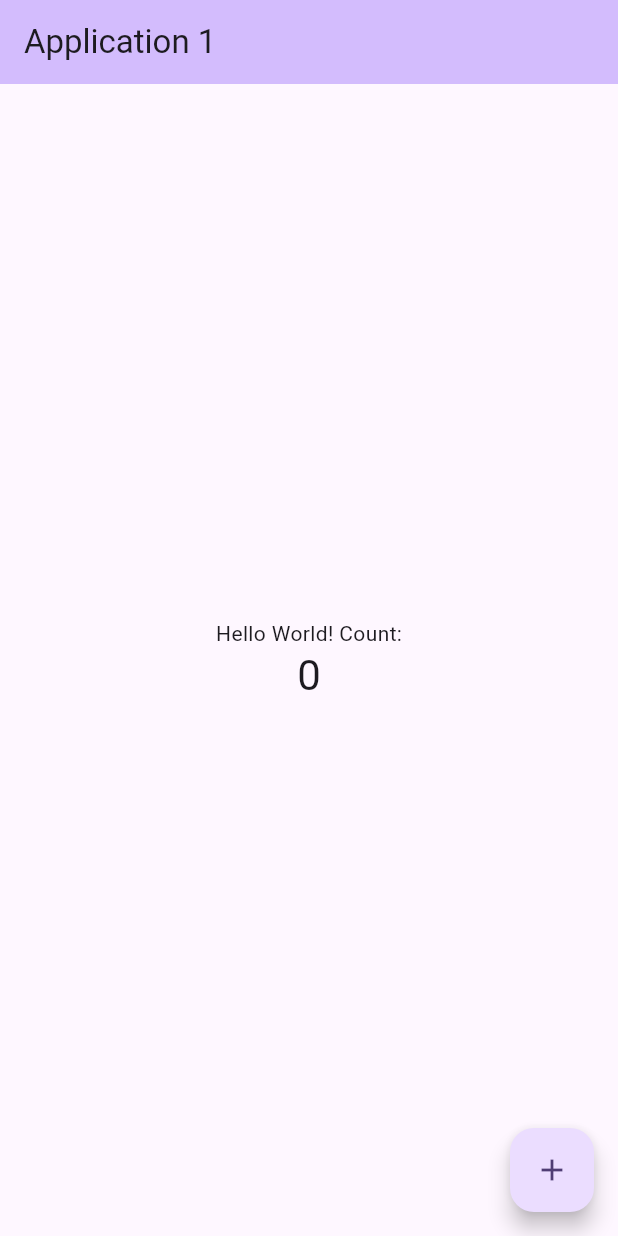
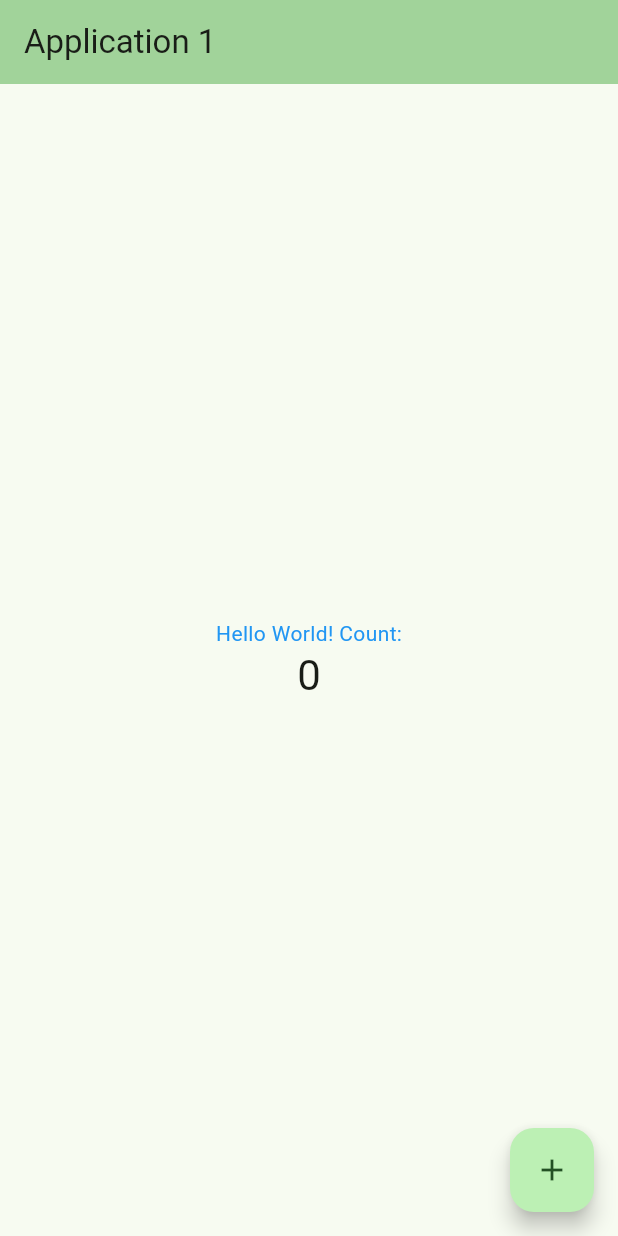
Before and after one commit to 49M/flutter_app1, a Flutter app: the screen it shows after launch, on a phone screen of 412 x 824 dp. Run offline on Flutter 3.47's test engine with Material 3 defaults, Android fonts, the phone set to English and light mode, and no system bars.

Commit message:
colour modifications

```diff
--- a/lib/main.dart
+++ b/lib/main.dart
@@ -27,7 +27,7 @@ class MyApp extends StatelessWidget {
         // restart instead.
         // This works for code too, not just values: Most code changes can be
         // tested with just a hot reload.
-        colorScheme: ColorScheme.fromSeed(seedColor: Colors.deepPurple),
+        colorScheme: ColorScheme.fromSeed(seedColor: Colors.green),
         useMaterial3: true,
       ),
       home: const MyHomePage(title: 'Application 1'),
@@ -106,6 +106,7 @@ class _MyHomePageState extends State<MyHomePage> {
           children: <Widget>[
             const Text(
               'Hello World! Count:',
+              style: TextStyle(color: Colors.blue)
             ),
             Text(
               '$_counter',
```
